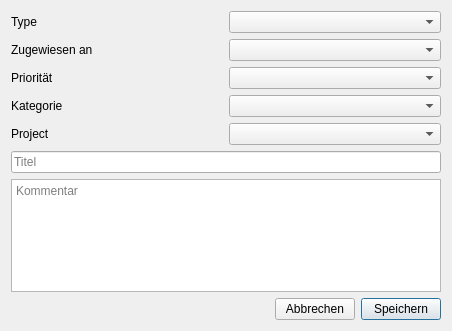
First picture: the form in NewTicket.ui, repository ghannami/TicketSystem, before the edit.
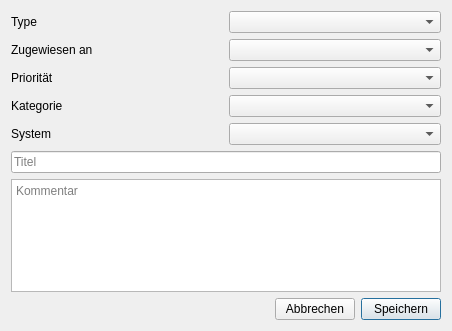
Second picture: the form after the edit. Icons and pictures are not drawn.

```diff
--- a/NewTicket.ui
+++ b/NewTicket.ui
@@ -63,7 +63,7 @@
      <item row="4" column="0">
       <widget class="QLabel" name="label_5">
        <property name="text">
-        <string>Project</string>
+        <string>System</string>
        </property>
       </widget>
      </item>
```
Left out of the diff: 2 changed lines with no effect on the pictures.
